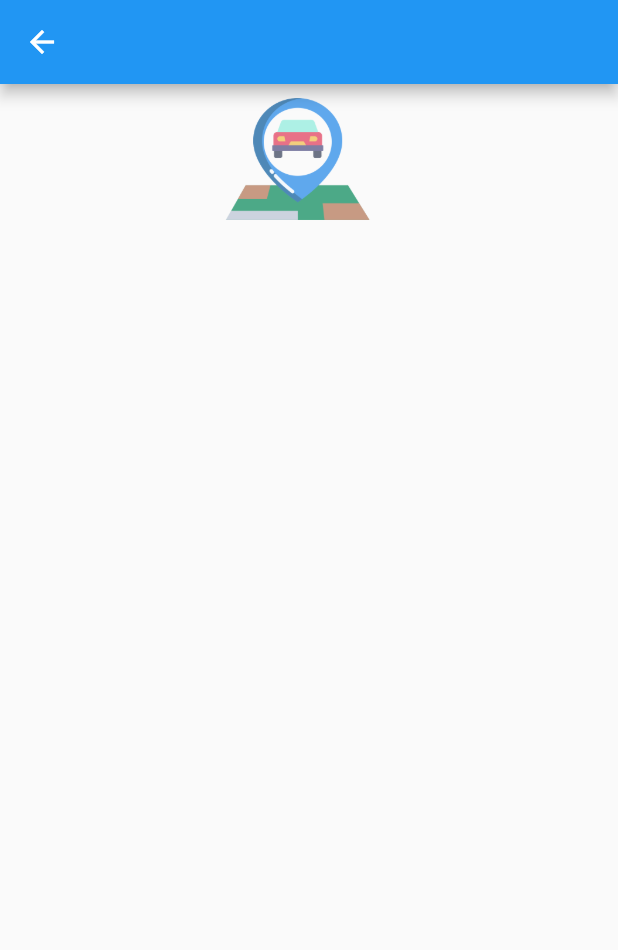
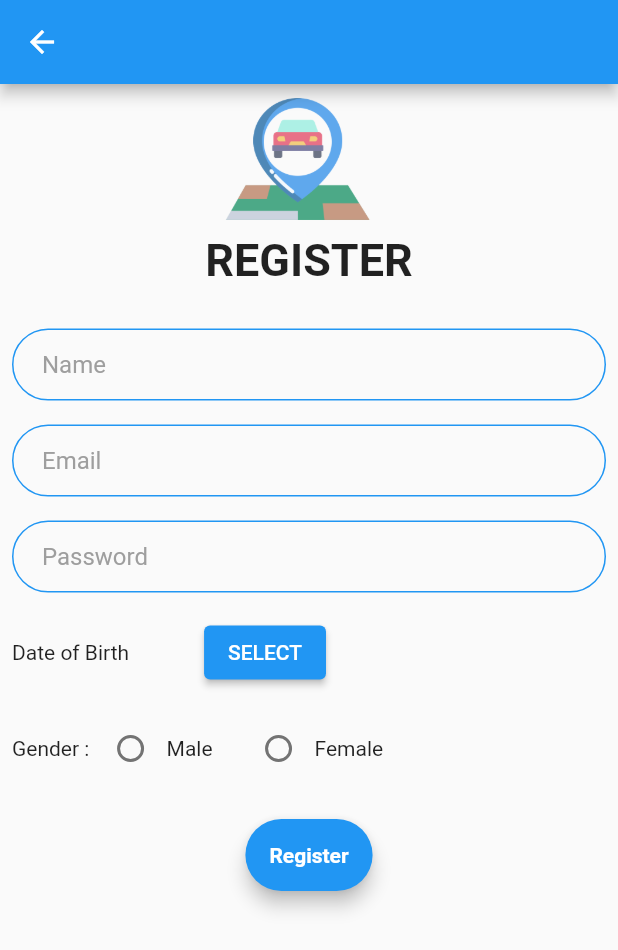
Before and after one commit to sujayss81/Smart_Parking_IOT, a Flutter app: the RegistrationScreen screen opened by its route, on a phone screen of 412 x 824 dp. Shown: the top 950 px of the screen. Run offline on Flutter 3.47's test engine with Material 2 defaults, Android fonts, the phone set to English and light mode, and no system bars; our stand-ins replace shared_preferences; accounts and stored records are empty.

Commit message:
registeration page updated

```diff
--- a/smart_parking_app/lib/screens/registrationScreen.dart
+++ b/smart_parking_app/lib/screens/registrationScreen.dart
@@ -1,12 +1,25 @@
+import 'package:flutter/cupertino.dart';
 import 'package:flutter/material.dart';
+import 'package:smart_parking_app/constants.dart';
+import 'package:intl/intl.dart';
+
+enum Gender{male,female}
 
 class RegistrationScreen extends StatefulWidget {
+  String dob = '';
+
   static const id = 'registration_screen';
   @override
   _RegistrationScreenState createState() => _RegistrationScreenState();
 }
 
 class _RegistrationScreenState extends State<RegistrationScreen> {
+  String name;
+  String email;
+  String password;
+
+  Gender gender ;
+
   @override
   Widget build(BuildContext context) {
     return Scaffold(
@@ -31,6 +44,7 @@ class _RegistrationScreenState extends State<RegistrationScreen> {
               SizedBox(
                 width: 15,
               ),
+
               // Text(
               //   'Fill the form',
               //   style: TextStyle(
@@ -39,6 +53,125 @@ class _RegistrationScreenState extends State<RegistrationScreen> {
               // )
             ],
           ),
+          Text(
+            'REGISTER',
+            style: TextStyle(
+              fontSize: 30.0,
+              fontWeight: FontWeight.bold,
+            ),
+          ),
+          SizedBox(height: 20.0),
+          Padding(
+            padding: const EdgeInsets.all(8.0),
+            child: TextField(
+              controller: TextEditingController(),
+              decoration: kInputDecoration.copyWith(hintText: 'Name'),
+              keyboardType: TextInputType.name,
+              onChanged: (value) {
+                name = value;
+              },
+            ),
+          ),
+          Padding(
+            padding: const EdgeInsets.all(8.0),
+            child: TextField(
+              controller: TextEditingController(),
+              decoration: kInputDecoration.copyWith(hintText: 'Email'),
+              keyboardType: TextInputType.emailAddress,
+              onChanged: (value) {
+                email = value;
+              },
+            ),
+          ),
+          Padding(
+            padding: const EdgeInsets.all(8.0),
+            child: TextField(
+              controller: TextEditingController(),
+              obscureText: true,
+              decoration: kInputDecoration.copyWith(hintText: 'Password'),
+              onChanged: (value) {
+                password = value;
+              },
+            ),
+          ),
+          Padding(
+            padding: const EdgeInsets.all(8.0),
+            child: Row(
+
+              children: [
+                Text('Date of Birth'),
+                SizedBox(
+                  width: 50.0,
+                ),
+                ElevatedButton(
+                  child: Text(
+                    'SELECT',
+                  ),
+                  onPressed: () {
+                    showDatePicker(
+                      context: context,
+                      initialDate: DateTime.now(),
+                      firstDate: DateTime(1950),
+                      lastDate: DateTime.now(),
+                    ).then((d) {
+                      DateFormat formatter = DateFormat('dd-MM-yyyy');
+                      String date = formatter.format(d);
+                      widget.dob = date;
+                    });
+                  },
+                ),
+              ],
+            ),
+          ),
+          Padding(
+            padding: EdgeInsets.all(8.0),
+            child: Row(
+              children: [
+                Text(
+                  'Gender : '
+                ),
+                Radio<Gender>(value: Gender.male, groupValue: gender, onChanged: (Gender value){
+                  setState(() {
+                    gender = value;
+                  });
+                }),
+                Text('Male'),
+                SizedBox(
+                  width: 20.0,
+                ),
+                Radio<Gender>(value: Gender.female, groupValue: gender, onChanged: (Gender value){
+                  setState(() {
+                    gender = value;
+                  });
+                }),
+                Text('Female'),
+              ],
+            )
+          ),
+          Padding(
+            padding: const EdgeInsets.all(15.0),
+            child: Material(
+              borderRadius: BorderRadius.circular(30.0),
+              color: Colors.blue,
+              elevation: 5.0,
+              child: MaterialButton(
+                child: Text(
+                    'Register',
+                  style: TextStyle(
+                    color: Colors.white,
+                    fontWeight: FontWeight.bold,
+                  ),
+
+                ),
+                height: 40,
+                minWidth: 20,
+                onPressed: () {
+                   //TODO:Registering button on pressed
+                },
+              ),
+            ),
+          ),
+
         ],
       ),
     );
--- a/smart_parking_app/pubspec.yaml
+++ b/smart_parking_app/pubspec.yaml
@@ -30,6 +30,7 @@ dependencies:
   cupertino_icons: ^1.0.2
   http: ^0.13.3
   shared_preferences: ^2.0.5
+  intl: ^0.17.0
 
 dev_dependencies:
   flutter_test:
```
Also changed, not shown: smart_parking_app/pubspec.lock.
